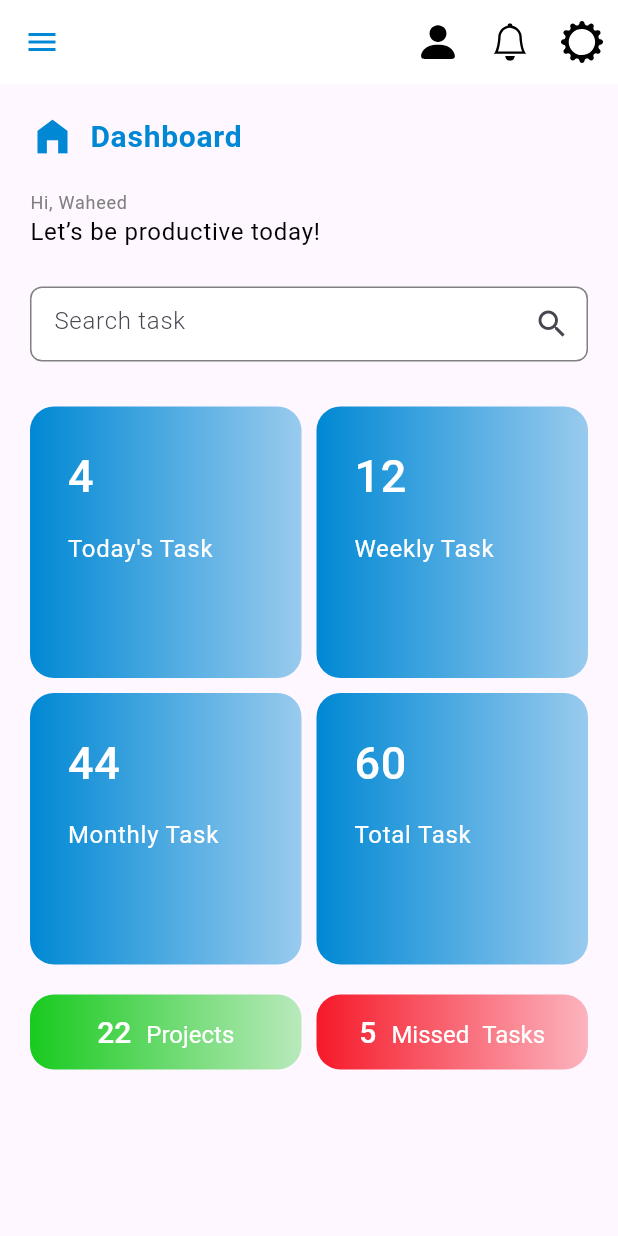
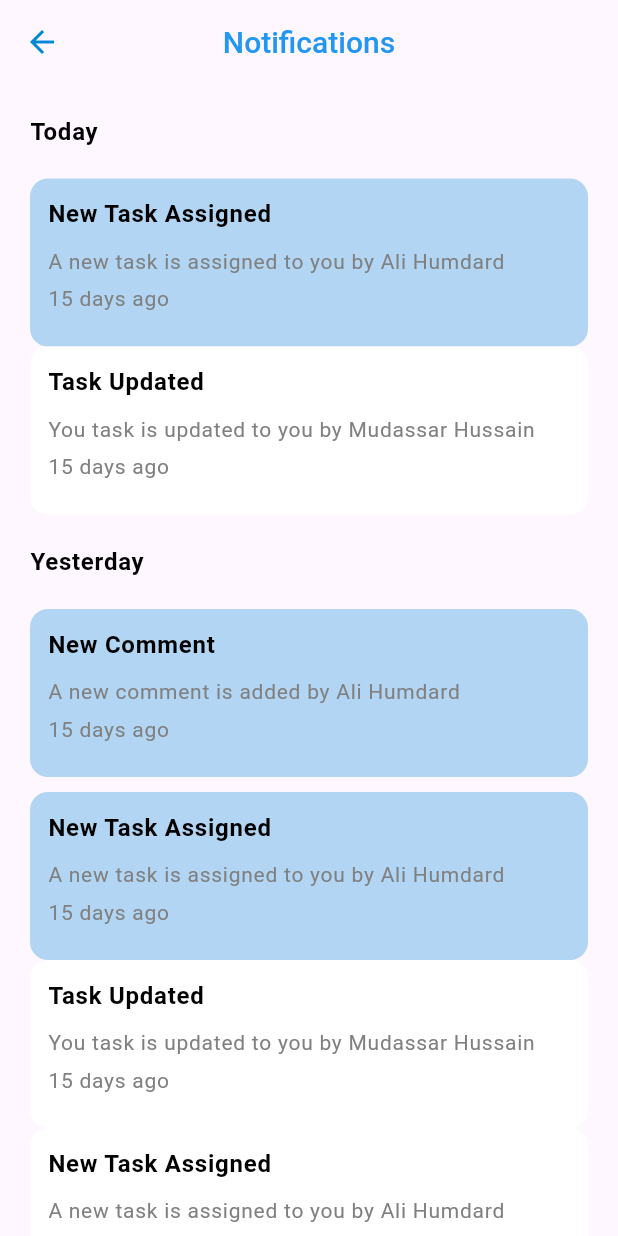
Before and after one commit to alihumdard/TMS_flutter, a Flutter app: the HomeScreen screen opened directly, after a tap on an icon or button, on a phone screen of 412 x 824 dp. Run offline on Flutter 3.47's test engine with Material 3 defaults, Android fonts, the phone set to English and light mode, and no system bars; our stand-ins replace accordion, device_preview, flutter_svg, image_picker, nb_utils, sliding_up_panel.

Commit message:
notifications

```diff
--- a/lib/view/dashboard screens/home_screen.dart
+++ b/lib/view/dashboard screens/home_screen.dart
@@ -9,6 +9,8 @@ import 'package:tms/components/text.dart';
 import 'package:tms/components/textfield.dart';
 import 'package:tms/view/auth%20screens/welcome_screen.dart';
 import 'package:tms/view/dashboard%20screens/department_screen.dart';
+import 'package:tms/view/dashboard%20screens/notification_screen.dart';
+import 'package:tms/view/dashboard%20screens/profile_screen.dart';
 import 'package:tms/view/dashboard%20screens/project_screen.dart';
 import 'package:tms/view/dashboard%20screens/roles_screen.dart';
 import 'package:tms/view/dashboard%20screens/task_screen.dart';
@@ -29,9 +31,16 @@ class _HomeScreenState extends State<HomeScreen> {
       appBar: AppBar(
         backgroundColor: white,
         actions: [
-          IconButton(onPressed: () {}, icon: SvgPicture.asset(svg_person)),
           IconButton(
-              onPressed: () {}, icon: SvgPicture.asset(svg_notification)),
+              onPressed: () {
+                const ProfileScreen().launch(context);
+              },
+              icon: SvgPicture.asset(svg_person)),
+          IconButton(
+              onPressed: () {
+                const NotificationScreen().launch(context);
+              },
+              icon: SvgPicture.asset(svg_notification)),
           IconButton(onPressed: () {}, icon: SvgPicture.asset(svg_setting)),
         ],
       ),
@@ -43,15 +52,15 @@ class _HomeScreenState extends State<HomeScreen> {
               children: [
                 ListTile(
                   leading: Container(
-                    width: 50,
-                    height: 50,
+                    width: 70,
+                    height: 70,
                     decoration: const BoxDecoration(
                       shape: BoxShape.circle,
                     ),
                     child: ClipOval(
                       child: Image.asset(
                         image_profile,
-                        fit: BoxFit.cover,
+                        fit: BoxFit.fill,
                       ),
                     ),
                   ),
@@ -60,11 +69,11 @@ class _HomeScreenState extends State<HomeScreen> {
                   subtitle: text("Software Engineer",
                       textColor: primary_color, fontWeight: FontWeight.w300),
                 ).paddingSymmetric(vertical: size30),
-                drawerListtile(
-                  txt: "DashBoard",
-                  icon: Icons.home_filled,
-                  ontap: () {},
-                ),
+                // drawerListtile(
+                //   txt: "DashBoard",
+                //   icon: Icons.home_filled,
+                //   ontap: () {},
+                // ),
                 drawerListtile(
                   txt: "Roles",
                   icon: Icons.person_pin_outlined,
--- /dev/null
+++ b/lib/view/dashboard screens/notification_screen.dart
@@ -0,0 +1,102 @@
+import 'package:flutter/material.dart';
+import 'package:nb_utils/nb_utils.dart';
+import 'package:tms/assets/colors.dart';
+import 'package:tms/assets/spacing.dart';
+import 'package:tms/components/text.dart';
+
+class NotificationScreen extends StatelessWidget {
+  const NotificationScreen({super.key});
+
+  @override
+  Widget build(BuildContext context) {
+    return Scaffold(
+      appBar: AppBar(
+        centerTitle: true,
+        title: const Text("Notifications"),
+        automaticallyImplyLeading: true,
+      ),
+      body: SingleChildScrollView(
+        child: Column(
+          mainAxisAlignment: MainAxisAlignment.start,
+          crossAxisAlignment: CrossAxisAlignment.start,
+          children: [
+            text("Today", fontWeight: FontWeight.bold, fontSize: size16)
+                .paddingBottom(size20),
+            buildNotification(
+              title: "New Task Assigned	",
+              desc: "A new task is assigned to you by Ali Humdard	",
+              color: primary_color.withOpacity(.3),
+            ),
+            buildNotification(
+              title: "Task Updated	",
+              desc: "You task is updated to you by Mudassar Hussain	",
+              color: white,
+            ).paddingBottom(size20),
+            text("Yesterday", fontWeight: FontWeight.bold, fontSize: size16)
+                .paddingBottom(size20),
+            buildNotification(
+              title: "New Comment",
+              desc: "A new comment is added by Ali Humdard",
+              color: primary_color.withOpacity(.3),
+            ).paddingBottom(size10),
+            buildNotification(
+              title: "New Task Assigned	",
+              desc: "A new task is assigned to you by Ali Humdard	",
+              color: primary_color.withOpacity(.3),
+            ),
+            buildNotification(
+              title: "Task Updated	",
+              desc: "You task is updated to you by Mudassar Hussain	",
+              color: white,
+            ),
+            buildNotification(
+              title: "New Task Assigned	",
+              desc: "A new task is assigned to you by Ali Humdard	",
+              color: white,
+            ),
+          ],
+        ).paddingAll(size20),
+      ),
+    );
+  }
+}
+
+class buildNotification extends StatelessWidget {
+  var title, desc;
+  Color? color;
+  buildNotification({
+    this.title,
+    this.desc,
+    this.color,
+    super.key,
+  });
+
+  @override
+  Widget build(BuildContext context) {
+    return Container(
+      width: double.infinity,
+      decoration: BoxDecoration(
+        color: color,
+        borderRadius: BorderRadius.circular(size12),
+      ),
+      child: Column(
+        mainAxisAlignment: MainAxisAlignment.start,
+        crossAxisAlignment: CrossAxisAlignment.start,
+        children: [
+          text(title, fontWeight: FontWeight.bold, fontSize: size16)
+              .paddingBottom(size10),
+          text(desc,
+                  fontWeight: FontWeight.w400,
+                  textColor: gray,
+                  fontSize: size14)
+              .paddingBottom(size5),
+          text("15 days ago",
+                  fontWeight: FontWeight.w400,
+                  textColor: gray,
+                  fontSize: size14)
+              .paddingBottom(size10),
+        ],
+      ).paddingAll(size12),
+    );
+  }
+}
```
Also changed, not shown: lib/view/dashboard screens/add_tasks.dart (added, +286 -0 lines), lib/view/dashboard screens/profile_screen.dart (added, +98 -0 lines), lib/view/dashboard screens/project_screen.dart (+13 -11 lines), lib/view/dashboard screens/task_screen.dart (+13 -0 lines).
